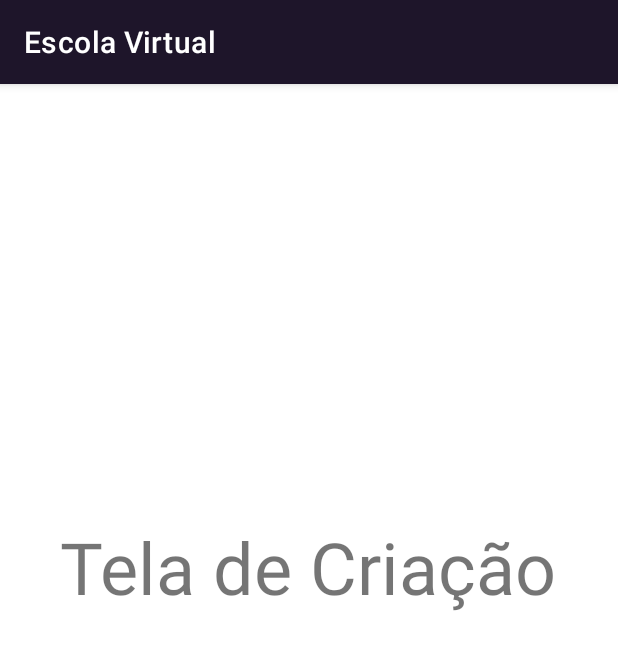
After one commit to wellAlpha/lista_de_alunos, an Android app: the AlunoCreateActivity screen opened directly, with no data from a screen before it, on a phone screen of 412 x 824 dp. The commit adds this screen. Shown: the top 650 px of the screen. Run offline under Robolectric (Android 15) with nearby library versions, the phone set to English and light mode, and no system bars.

Commit message:
feat/fix: ajustes na tela de detalhes e adição de criação.

```diff
--- a/app/src/main/AndroidManifest.xml
+++ b/app/src/main/AndroidManifest.xml
@@ -11,6 +11,9 @@
         android:supportsRtl="true"
         android:theme="@style/Theme.Lista_de_alunos"
         tools:targetApi="31">
+        <activity
+            android:name=".AlunoCreateActivity"
+            android:exported="false" />
         <activity
             android:name=".AlunoDetailsActivity"
             android:exported="false" />
--- /dev/null
+++ b/app/src/main/java/com/example/lista_de_alunos/AlunoCreateActivity.java
@@ -0,0 +1,14 @@
+package com.example.lista_de_alunos;
+
+import androidx.appcompat.app.AppCompatActivity;
+
+import android.os.Bundle;
+
+public class AlunoCreateActivity extends AppCompatActivity {
+
+    @Override
+    protected void onCreate(Bundle savedInstanceState) {
+        super.onCreate(savedInstanceState);
+        setContentView(R.layout.activity_aluno_create);
+    }
+}
--- /dev/null
+++ b/app/src/main/res/layout/activity_aluno_create.xml
@@ -0,0 +1,19 @@
+<?xml version="1.0" encoding="utf-8"?>
+<androidx.constraintlayout.widget.ConstraintLayout xmlns:android="http://schemas.android.com/apk/res/android"
+    xmlns:app="http://schemas.android.com/apk/res-auto"
+    xmlns:tools="http://schemas.android.com/tools"
+    android:layout_width="match_parent"
+    android:layout_height="match_parent"
+    tools:context=".AlunoCreateActivity">
+
+    <TextView
+        android:id="@+id/textView"
+        android:layout_width="wrap_content"
+        android:layout_height="wrap_content"
+        android:layout_marginStart="40dp"
+        android:layout_marginTop="289dp"
+        android:text="Tela de Criação"
+        android:textSize="48sp"
+        app:layout_constraintStart_toStartOf="parent"
+        app:layout_constraintTop_toTopOf="parent" />
+</androidx.constraintlayout.widget.ConstraintLayout>
--- a/app/src/main/res/values/strings.xml
+++ b/app/src/main/res/values/strings.xml
@@ -1,5 +1,5 @@
 <resources>
-    <string name="app_name">Alunos</string>
+    <string name="app_name">Escola Virtual</string>
     <string name="title_activity_aluno_details">AlunoDetailsActivity</string>
     <!-- Strings used for fragments for navigation -->
     <string name="first_fragment_label">First Fragment</string>
@@ -9,4 +9,5 @@
 
     <string name="hello_first_fragment">Hello first fragment</string>
     <string name="hello_second_fragment">Hello second fragment. Arg: %1$s</string>
+    <string name="title_activity_main2">MainActivity2</string>
 </resources>
--- a/build.gradle
+++ b/build.gradle
@@ -1,5 +1,5 @@
 // Top-level build file where you can add configuration options common to all sub-projects/modules.
 plugins {
-    id 'com.android.application' version '7.4.2' apply false
-    id 'com.android.library' version '7.4.2' apply false
+    id 'com.android.application' version '8.0.0' apply false
+    id 'com.android.library' version '8.0.0' apply false
 }
--- a/gradle.properties
+++ b/gradle.properties
@@ -19,3 +19,5 @@ android.useAndroidX=true
 # resources declared in the library itself and none from the library's dependencies,
 # thereby reducing the size of the R class for that library
 android.nonTransitiveRClass=true
+android.defaults.buildfeatures.buildconfig=true
+android.nonFinalResIds=false
```
Also changed, not shown: app/src/main/java/com/example/lista_de_alunos/MainActivity.java (+13 -1 lines), app/src/main/res/layout/activity_aluno_details.xml (+19 -5 lines), app/src/main/res/layout/activity_main.xml (+16 -1 lines), app/src/main/res/navigation/nav_graph2.xml (added, +28 -0 lines), app/src/main/res/navigation/nav_graph3.xml (added, +28 -0 lines), gradle/wrapper/gradle-wrapper.properties.
